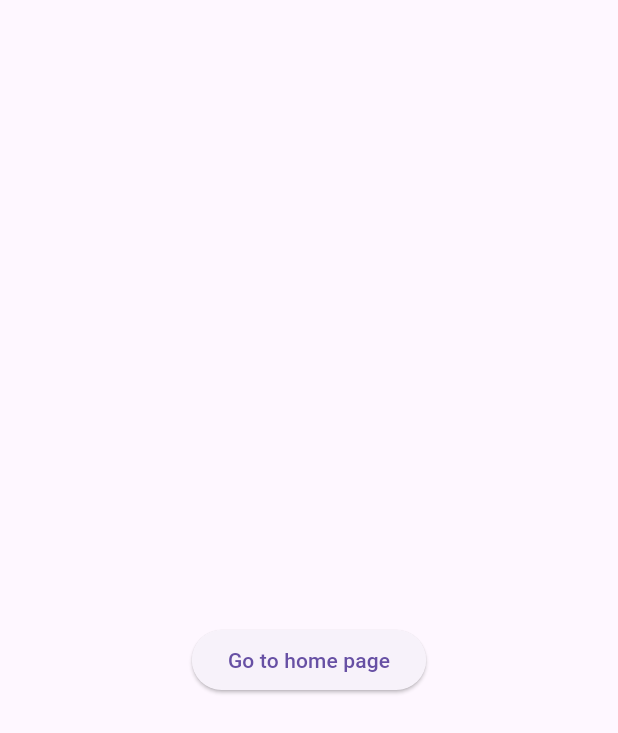
After one commit to spj98/Empeia, a Flutter app: the SettingsPage screen opened by its route, on a phone screen of 412 x 824 dp. The commit adds this screen. Shown: the top 733 px of the screen. Run offline on Flutter 3.47's test engine with Material 3 defaults, Android fonts, the phone set to English and light mode, and no system bars; our stand-ins replace go_router.

Commit message:
flutter pages

```diff
--- a/lib/main.dart
+++ b/lib/main.dart
@@ -1,9 +1,11 @@
+import 'package:empeia/models/data.dart';
 import 'package:empeia/pages/home_page/home_page.dart';
 import 'package:flutter/material.dart';
 import 'package:go_router/go_router.dart';
 import 'animations.dart';
 // import 'models/data.dart' as data;
 import 'models/models.dart';
+import 'pages/settings_page/settings_page.dart';
 import 'transitions/list_detail_transition.dart';
 import 'widgets/animated_floating_action_button.dart';
 import 'widgets/disappearing_bottom_navigation_bar.dart';
@@ -24,13 +26,19 @@ class MainApp extends StatelessWidget {
       routes: [
         GoRoute(
           path: '/',
-          builder: (context, state) => const HomePage(),
+          builder: (context, state) => HomePage(
+            currentUser: user_0,
+          ),
         ),
+        GoRoute(
+          path: "/settings",
+          builder: (context, state) => const SettingsPage(),
+        )
       ],
     );
     return MaterialApp.router(
+      routerConfig: router,
       theme: ThemeData.light(useMaterial3: true),
-      routerConfig: router,
     );
   }
 }
@@ -133,7 +141,7 @@ class _FeedState extends State<Feed> with SingleTickerProviderStateMixin {
           ),
           floatingActionButton: AnimatedFloatingActionButton(
             animation: _barAnimation,
-            onPressed: () => context.go('/'),
+            onPressed: () {},
             child: const Icon(Icons.add),
           ),
           bottomNavigationBar: DisappearingBottomNavigationBar(
--- /dev/null
+++ b/lib/pages/settings_page/settings_page.dart
@@ -0,0 +1,21 @@
+import 'package:flutter/material.dart';
+import 'package:go_router/go_router.dart';
+
+class SettingsPage extends StatelessWidget {
+  const SettingsPage({super.key});
+
+  @override
+  Widget build(BuildContext context) {
+    return Scaffold(
+      appBar: AppBar(
+        automaticallyImplyLeading: true,
+      ),
+      body: Center(
+        child: ElevatedButton(
+          onPressed: () => context.go("/"),
+          child: const Text("Go to home page"),
+        ),
+      ),
+    );
+  }
+}
```
Also changed, not shown: lib/pages/home_page/home_page.dart (+7 -2 lines).
